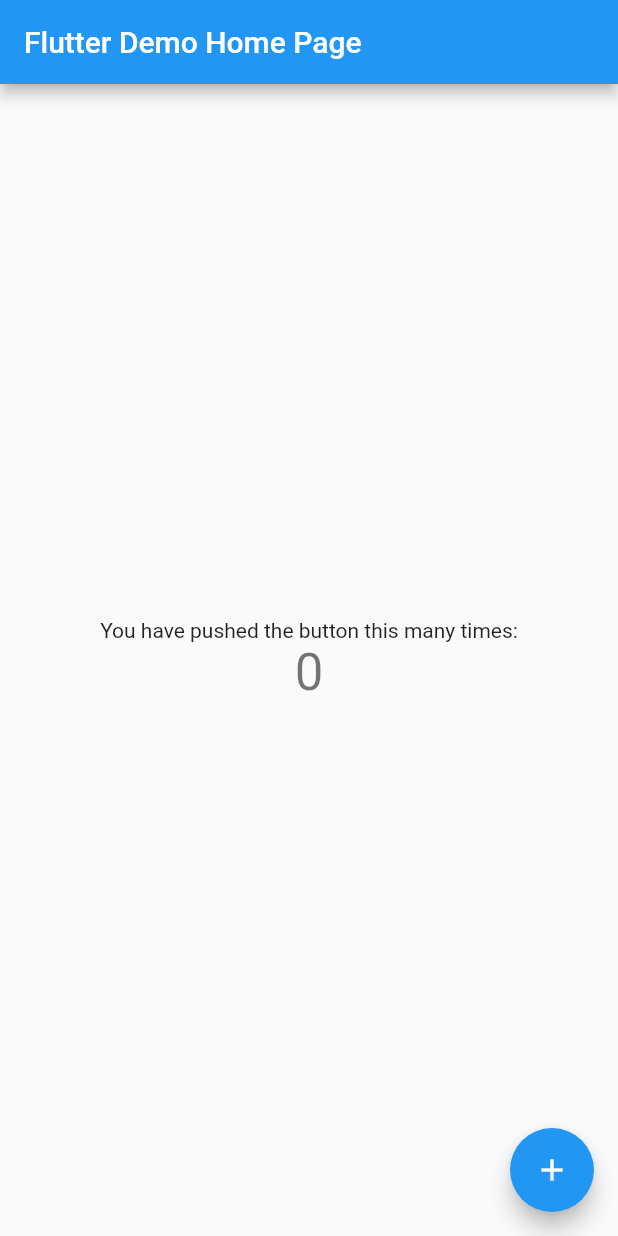
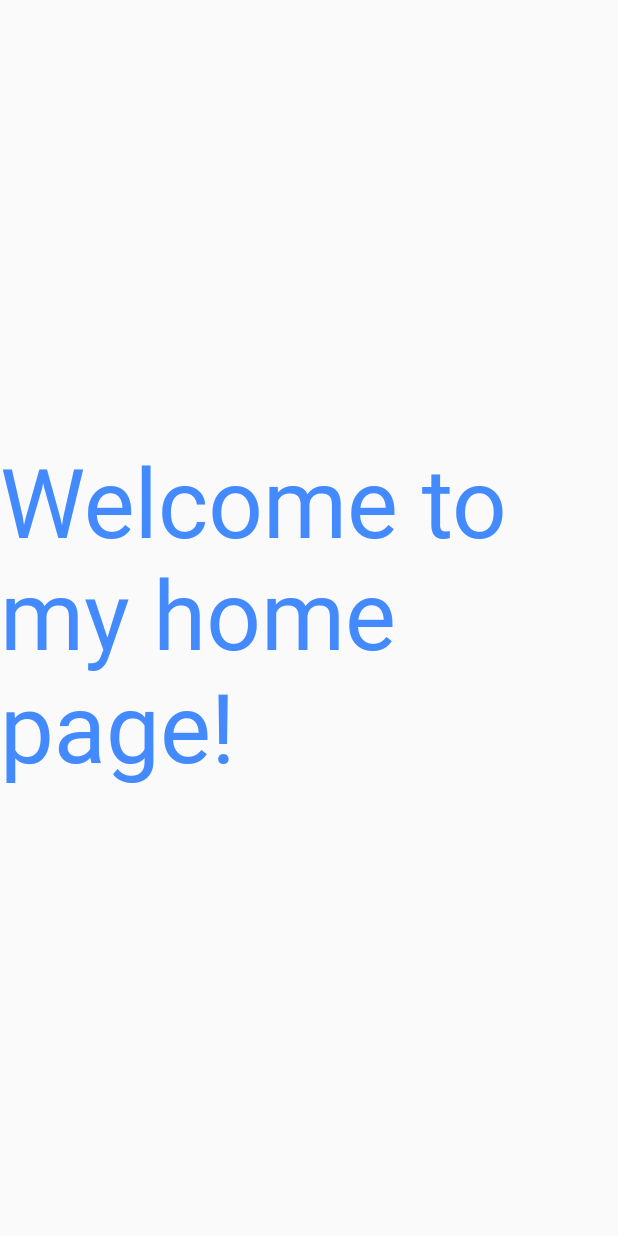
Before and after one commit to Mopriestt/home-page, a Flutter app: the screen it shows after launch, on a phone screen of 412 x 824 dp. Run offline on Flutter 3.47's test engine with Material 2 defaults, Android fonts, the phone set to English and light mode, and no system bars.

Commit message:
First macos commit.

```diff
--- a/lib/main.dart
+++ b/lib/main.dart
@@ -7,109 +7,29 @@
 class MyApp extends StatelessWidget {
   const MyApp({super.key});
 
-  // This widget is the root of your application.
   @override
   Widget build(BuildContext context) {
-    return MaterialApp(
-      title: 'Flutter Demo',
-      theme: ThemeData(
-        // This is the theme of your application.
-        //
-        // Try running your application with "flutter run". You'll see the
-        // application has a blue toolbar. Then, without quitting the app, try
-        // changing the primarySwatch below to Colors.green and then invoke
-        // "hot reload" (press "r" in the console where you ran "flutter run",
-        // or simply save your changes to "hot reload" in a Flutter IDE).
-        // Notice that the counter didn't reset back to zero; the application
-        // is not restarted.
-        primarySwatch: Colors.blue,
-      ),
-      home: const MyHomePage(title: 'Flutter Demo Home Page'),
-    );
+    return const MaterialApp(home: MyHomePage());
   }
 }
 
 class MyHomePage extends StatefulWidget {
-  const MyHomePage({super.key, required this.title});
-
-  // This widget is the home page of your application. It is stateful, meaning
-  // that it has a State object (defined below) that contains fields that affect
-  // how it looks.
-
-  // This class is the configuration for the state. It holds the values (in this
-  // case the title) provided by the parent (in this case the App widget) and
-  // used by the build method of the State. Fields in a Widget subclass are
-  // always marked "final".
-
-  final String title;
+  const MyHomePage({super.key});
 
   @override
   State<MyHomePage> createState() => _MyHomePageState();
 }
 
 class _MyHomePageState extends State<MyHomePage> {
-  int _counter = 0;
-
-  void _incrementCounter() {
-    setState(() {
-      // This call to setState tells the Flutter framework that something has
-      // changed in this State, which causes it to rerun the build method below
-      // so that the display can reflect the updated values. If we changed
-      // _counter without calling setState(), then the build method would not be
-      // called again, and so nothing would appear to happen.
-      _counter++;
-    });
-  }
-
   @override
   Widget build(BuildContext context) {
-    // This method is rerun every time setState is called, for instance as done
-    // by the _incrementCounter method above.
-    //
-    // The Flutter framework has been optimized to make rerunning build methods
-    // fast, so that you can just rebuild anything that needs updating rather
-    // than having to individually change instances of widgets.
-    return Scaffold(
-      appBar: AppBar(
-        // Here we take the value from the MyHomePage object that was created by
-        // the App.build method, and use it to set our appbar title.
-        title: Text(widget.title),
-      ),
+    return const Scaffold(
       body: Center(
-        // Center is a layout widget. It takes a single child and positions it
-        // in the middle of the parent.
-        child: Column(
-          // Column is also a layout widget. It takes a list of children and
-          // arranges them vertically. By default, it sizes itself to fit its
-          // children horizontally, and tries to be as tall as its parent.
-          //
-          // Invoke "debug painting" (press "p" in the console, choose the
-          // "Toggle Debug Paint" action from the Flutter Inspector in Android
-          // Studio, or the "Toggle Debug Paint" command in Visual Studio Code)
-          // to see the wireframe for each widget.
-          //
-          // Column has various properties to control how it sizes itself and
-          // how it positions its children. Here we use mainAxisAlignment to
-          // center the children vertically; the main axis here is the vertical
-          // axis because Columns are vertical (the cross axis would be
-          // horizontal).
-          mainAxisAlignment: MainAxisAlignment.center,
-          children: <Widget>[
-            const Text(
-              'You have pushed the button this many times:',
-            ),
-            Text(
-              '$_counter',
-              style: Theme.of(context).textTheme.headline4,
-            ),
-          ],
+        child: Text(
+          'Welcome to my home page!',
+          style: TextStyle(fontSize: 64, color: Colors.blueAccent),
         ),
       ),
-      floatingActionButton: FloatingActionButton(
-        onPressed: _incrementCounter,
-        tooltip: 'Increment',
-        child: const Icon(Icons.add),
-      ), // This trailing comma makes auto-formatting nicer for build methods.
     );
   }
 }
```
